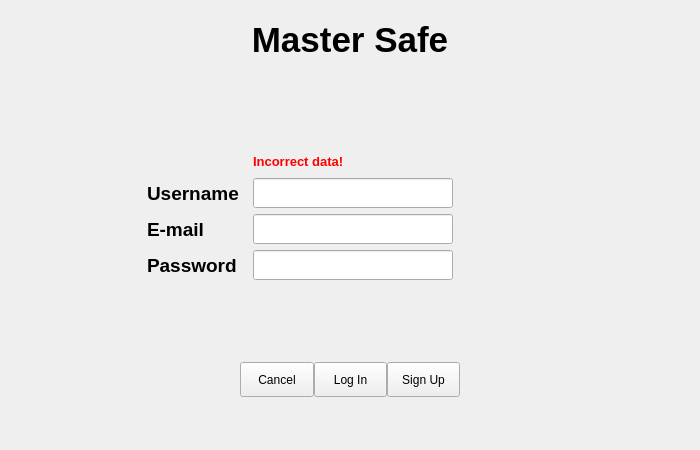
Qt form UI/login.ui (milonpabis/MasterPass) before a commit.
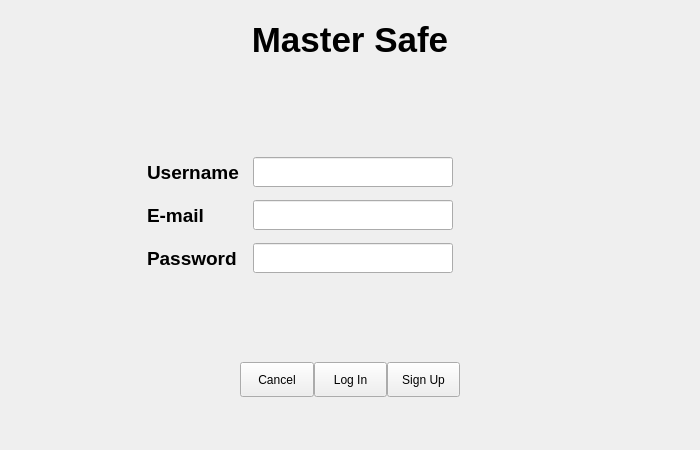
The same form after that commit.

The edit to the form file:
```diff
--- a/UI/login.ui
+++ b/UI/login.ui
@@ -102,7 +102,7 @@
       <property name="bottomMargin">
        <number>70</number>
       </property>
-      <item row="2" column="0">
+      <item row="1" column="0">
        <widget class="QLabel" name="l_mail">
         <property name="font">
          <font>
@@ -115,7 +115,7 @@
         </property>
        </widget>
       </item>
-      <item row="1" column="2">
+      <item row="0" column="2">
        <widget class="QLineEdit" name="le_username">
         <property name="minimumSize">
          <size>
@@ -137,7 +137,7 @@
         </property>
        </widget>
       </item>
-      <item row="1" column="0">
+      <item row="0" column="0">
        <widget class="QLabel" name="l_username">
         <property name="minimumSize">
          <size>
@@ -162,7 +162,7 @@
         </property>
        </widget>
       </item>
-      <item row="3" column="0">
+      <item row="2" column="0">
        <widget class="QLabel" name="l_password">
         <property name="minimumSize">
          <size>
@@ -187,7 +187,7 @@
         </property>
        </widget>
       </item>
-      <item row="2" column="2">
+      <item row="1" column="2">
        <widget class="QLineEdit" name="le_mail">
         <property name="minimumSize">
          <size>
@@ -203,7 +203,7 @@
         </property>
        </widget>
       </item>
-      <item row="3" column="2">
+      <item row="2" column="2">
        <widget class="QLineEdit" name="le_password">
         <property name="minimumSize">
          <size>
@@ -225,22 +225,6 @@
         </property>
        </widget>
       </item>
-      <item row="0" column="2">
-       <widget class="QLabel" name="l_message">
-        <property name="font">
-         <font>
-          <pointsize>10</pointsize>
-          <bold>true</bold>
-         </font>
-        </property>
-        <property name="styleSheet">
-         <string notr="true">color: rgb(255, 0, 0);</string>
-        </property>
-        <property name="text">
-         <string>Incorrect data!</string>
-        </property>
-       </widget>
-      </item>
      </layout>
     </widget>
    </item>
```
